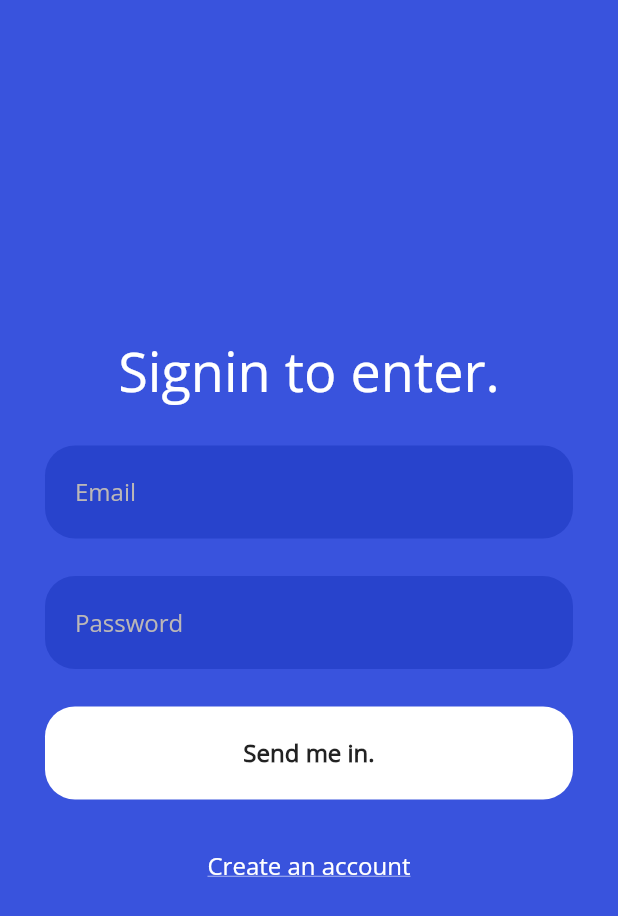
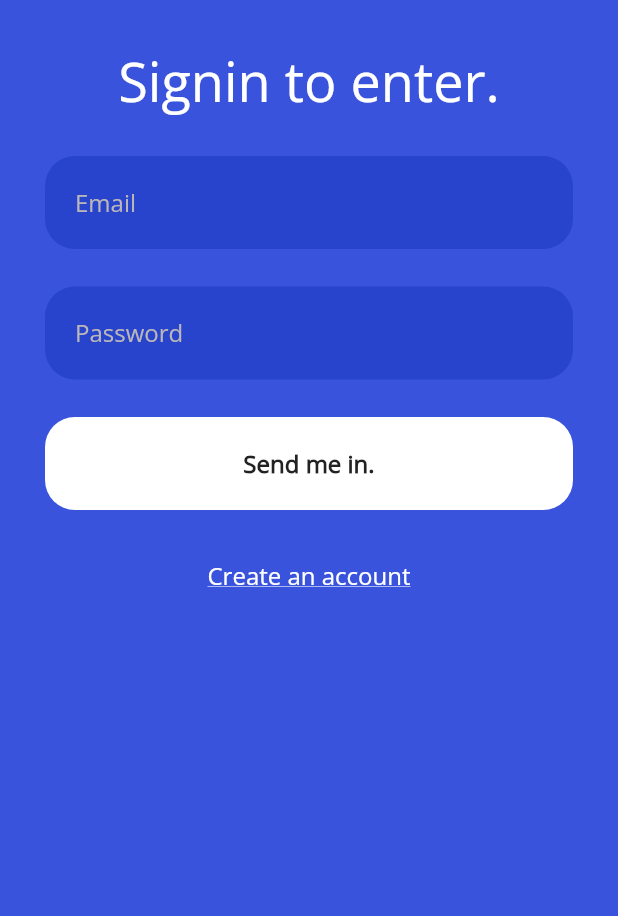
Before and after one commit to sammyodiagbe/tawka, a Flutter app: the screen it shows after launch, after a tap on "Send me in.", on a phone screen of 412 x 824 dp. Shown: the top 916 px of the screen. Run offline on Flutter 3.47's test engine with Material 2 defaults, Android fonts, the light colour scheme and no system bars; our stand-ins replace firebase_auth, firebase_core; accounts and stored records are empty; network calls fail; Roboto replaces fonts that are missing (OPenSans).

Commit message:
fixing bugs(self imposed bugs)

```diff
--- a/lib/main.dart
+++ b/lib/main.dart
@@ -19,7 +19,7 @@ class TawkaApp extends StatelessWidget {
     return MaterialApp(
       debugShowCheckedModeBanner: false,
       theme: ThemeData(fontFamily: 'OPenSans'),
-      initialRoute: "splash_screen",
+      initialRoute: "login",
       routes: {
         "splash_screen": (context) => SplashScreen(),
         "login": (context) => LoginScreen(),
--- a/lib/screens/login_screen.dart
+++ b/lib/screens/login_screen.dart
@@ -20,6 +20,7 @@ class _LoginScreenState extends State<LoginScreen> {
       backgroundColor: backgroundColor,
       body: Padding(
         padding: EdgeInsets.all(30),
+        child: SingleChildScrollView(
           child: Column(
             mainAxisAlignment: MainAxisAlignment.center,
             children: [
@@ -79,7 +80,8 @@ class _LoginScreenState extends State<LoginScreen> {
               GestureDetector(
                 onTap: () async {
                   AuthService _auth = AuthService();
-                await _auth.login({'email': _email, 'password': _password});
+                  await _auth
+                      .logUserIn({'email': _email, 'password': _password});
                 },
                 child: Container(
                   padding: EdgeInsets.symmetric(vertical: 20),
@@ -114,6 +116,7 @@ class _LoginScreenState extends State<LoginScreen> {
             ],
           ),
         ),
+      ),
     );
   }
 }
--- a/lib/services.dart/auth_service.dart
+++ b/lib/services.dart/auth_service.dart
@@ -4,6 +4,7 @@ import 'package:flutter/foundation.dart';
 class AuthService extends ChangeNotifier implements BaseAuth {
   final _firebaseInstance = FirebaseAuth.instance;
 
+  @override
   Future<void> createUserAccount(Map<String, dynamic> data) async {
     String email = data['email'];
     String password = data['password'];
@@ -23,20 +24,18 @@ class AuthService extends ChangeNotifier implements BaseAuth {
     }
   }
 
-  Future<void> login(Map<String, dynamic> loginData) async {
+  @override
+  Future<void> logUserIn(Map<String, dynamic> loginData) async {
     final String email = loginData['email'];
     final String password = loginData['password'];
-
-    print(email);
-    print(password);
     try {
-      UserCredential _userCredentials = await _firebaseInstance
+      UserCredential userCredentials = await _firebaseInstance
           .signInWithEmailAndPassword(email: email, password: password);
-      print(_userCredentials);
+      print(userCredentials);
     } on FirebaseAuthException catch (error) {
       if (error.code == 'invalid-email' || error.code == 'wrong-password') {
         print('Invalid credentials');
-      } else if (error.code == 'user-not-foud') {
+      } else if (error.code == 'user-not-found') {
         print('User account does not exist.');
       }
     } catch (error) {
@@ -62,8 +61,9 @@ abstract class BaseAuth {
   // creating a new user account
   Future<void> createUserAccount(Map<String, dynamic> data);
 
-  // listening to auth state changes
+  // signing user out
   Future<void> signOut();
 
-  Future<void> login(Map<String, dynamic> loginData);
+  // logging user in
+  Future<void> logUserIn(Map<String, dynamic> loginData);
 }
```
Also changed, not shown: 1 other file. Lines whose indentation alone changed are shown as unchanged.
